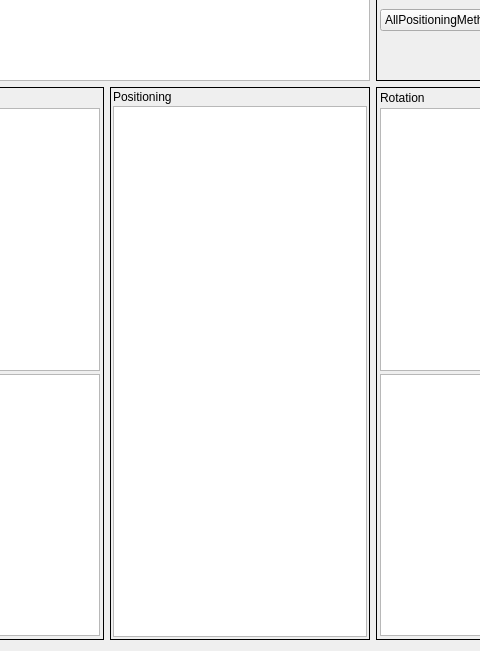
matteof/exercise, file Sandbox/Ivan/Ivan_QtSensorTest/ivan_qtsensortest.ui: the form before one commit; both pictures show x 436 to 916 and y 132 to 783 of the 1085 by 783 pixel window.
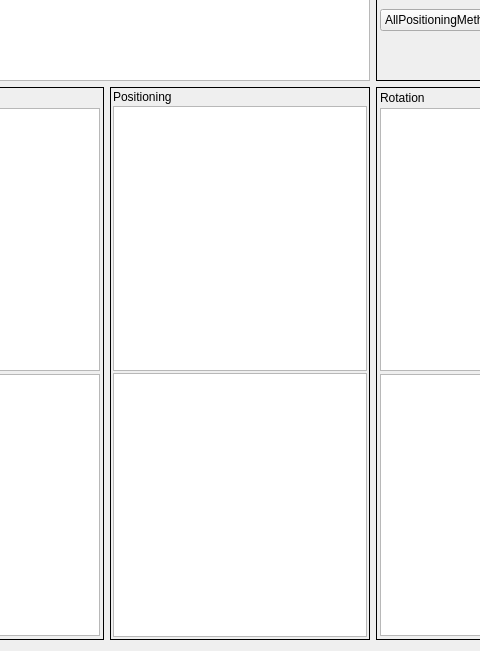
The form after the commit.

Commit message: testing qt sensors

```diff
--- a/Sandbox/Ivan/Ivan_QtSensorTest/ivan_qtsensortest.ui
+++ b/Sandbox/Ivan/Ivan_QtSensorTest/ivan_qtsensortest.ui
@@ -256,7 +256,26 @@
         </widget>
        </item>
        <item>
-        <widget class="QTextEdit" name="mPositionView">
+        <widget class="QTextEdit" name="mPositionInitView">
+         <property name="sizePolicy">
+          <sizepolicy hsizetype="Expanding" vsizetype="Expanding">
+           <horstretch>0</horstretch>
+           <verstretch>0</verstretch>
+          </sizepolicy>
+         </property>
+         <property name="readOnly">
+          <bool>true</bool>
+         </property>
+        </widget>
+       </item>
+       <item>
+        <widget class="QTextEdit" name="mPositionStatusView">
+         <property name="sizePolicy">
+          <sizepolicy hsizetype="Expanding" vsizetype="Expanding">
+           <horstretch>0</horstretch>
+           <verstretch>0</verstretch>
+          </sizepolicy>
+         </property>
          <property name="readOnly">
           <bool>true</bool>
          </property>
```
The commit also changes 2 other files.
